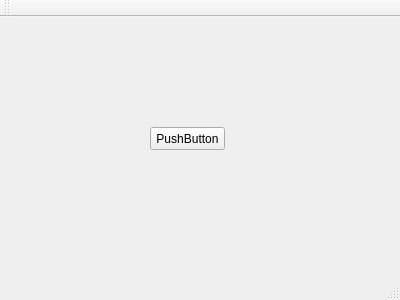
Before: the Qt Designer form src/mainwindow.ui in frechilla/qslotracing, drawn with Qt 5.
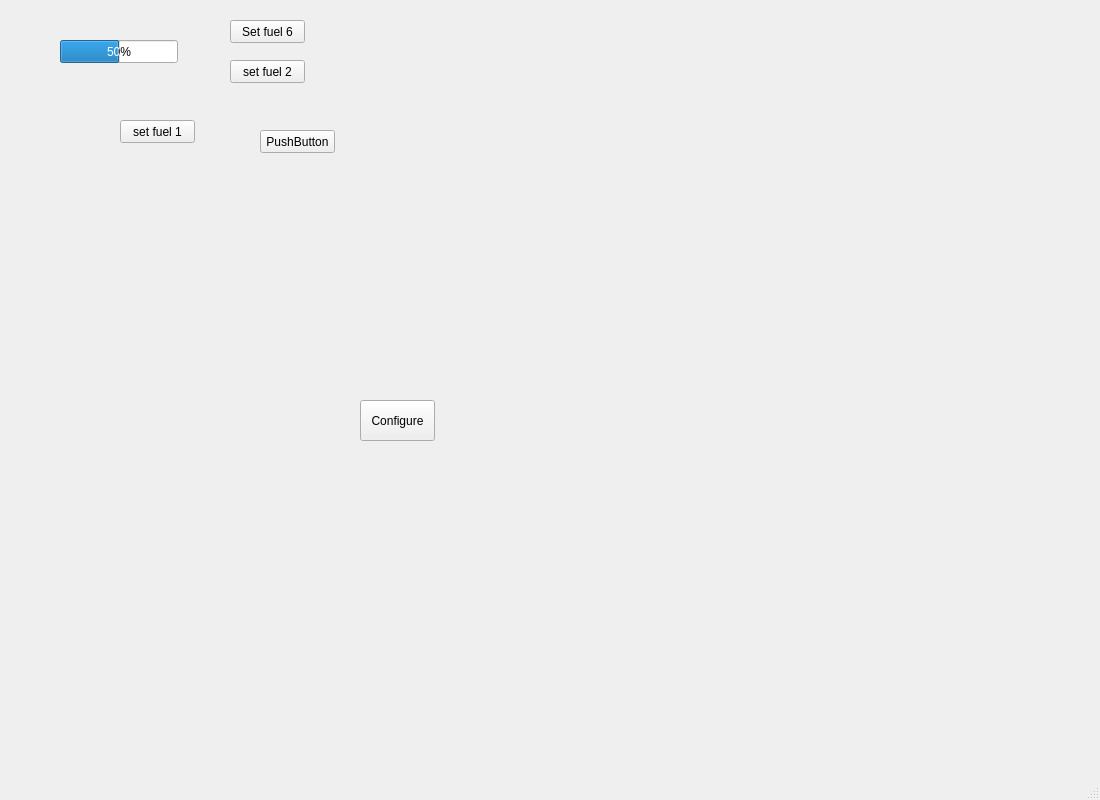
After: the same form once the commit is applied.

Commit message: Testing progress bar. Testing modal dialog.

```diff
--- a/src/mainwindow.ui
+++ b/src/mainwindow.ui
@@ -6,10 +6,22 @@
    <rect>
     <x>0</x>
     <y>0</y>
-    <width>400</width>
-    <height>300</height>
+    <width>1100</width>
+    <height>800</height>
    </rect>
   </property>
+  <property name="minimumSize">
+   <size>
+    <width>1100</width>
+    <height>800</height>
+   </size>
+  </property>
+  <property name="maximumSize">
+   <size>
+    <width>1100</width>
+    <height>800</height>
+   </size>
+  </property>
   <property name="windowTitle">
    <string>MainWindow</string>
   </property>
@@ -17,8 +29,8 @@
    <widget class="QPushButton" name="pushButton">
     <property name="geometry">
      <rect>
-      <x>150</x>
-      <y>110</y>
+      <x>260</x>
+      <y>130</y>
       <width>75</width>
       <height>23</height>
      </rect>
@@ -27,6 +39,74 @@
      <string>PushButton</string>
     </property>
    </widget>
+   <widget class="QProgressBar" name="Fuel1">
+    <property name="geometry">
+     <rect>
+      <x>60</x>
+      <y>40</y>
+      <width>118</width>
+      <height>23</height>
+     </rect>
+    </property>
+    <property name="maximum">
+     <number>8</number>
+    </property>
+    <property name="value">
+     <number>4</number>
+    </property>
+   </widget>
+   <widget class="QPushButton" name="boton1">
+    <property name="geometry">
+     <rect>
+      <x>230</x>
+      <y>20</y>
+      <width>75</width>
+      <height>23</height>
+     </rect>
+    </property>
+    <property name="text">
+     <string>Set fuel 6</string>
+    </property>
+   </widget>
+   <widget class="QPushButton" name="pushButton_3">
+    <property name="geometry">
+     <rect>
+      <x>230</x>
+      <y>60</y>
+      <width>75</width>
+      <height>23</height>
+     </rect>
+    </property>
+    <property name="text">
+     <string>set fuel 2</string>
+    </property>
+   </widget>
+   <widget class="QPushButton" name="pushButton_2">
+    <property name="geometry">
+     <rect>
+      <x>120</x>
+      <y>120</y>
+      <width>75</width>
+      <height>23</height>
+     </rect>
+    </property>
+    <property name="text">
+     <string>set fuel 1</string>
+    </property>
+   </widget>
+   <widget class="QPushButton" name="BtnConfigure">
+    <property name="geometry">
+     <rect>
+      <x>360</x>
+      <y>400</y>
+      <width>75</width>
+      <height>41</height>
+     </rect>
+    </property>
+    <property name="text">
+     <string>Configure</string>
+    </property>
+   </widget>
   </widget>
   <widget class="QMenuBar" name="menuBar">
    <property name="geometry">
@@ -38,14 +118,6 @@
     </rect>
    </property>
   </widget>
-  <widget class="QToolBar" name="mainToolBar">
-   <attribute name="toolBarArea">
-    <enum>TopToolBarArea</enum>
-   </attribute>
-   <attribute name="toolBarBreak">
-    <bool>false</bool>
-   </attribute>
-  </widget>
   <widget class="QStatusBar" name="statusBar"/>
  </widget>
  <layoutdefault spacing="6" margin="11"/>
```
Left out of the diff: 4 changed lines with no effect on the pictures. The commit also changes 6 other files.
